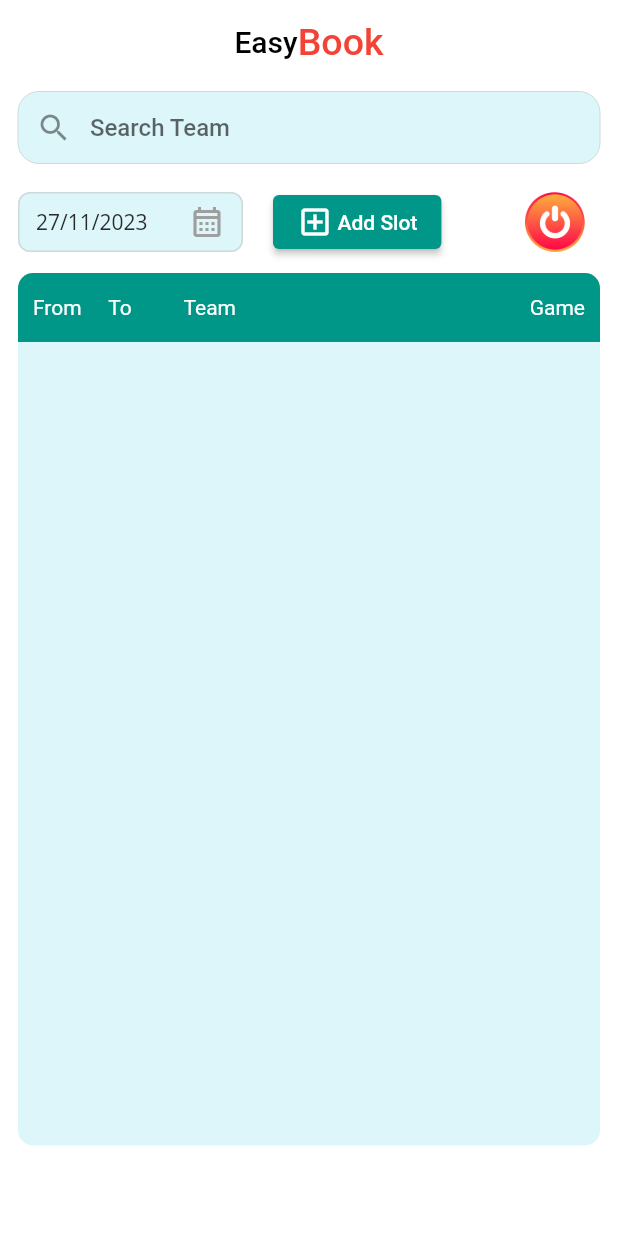
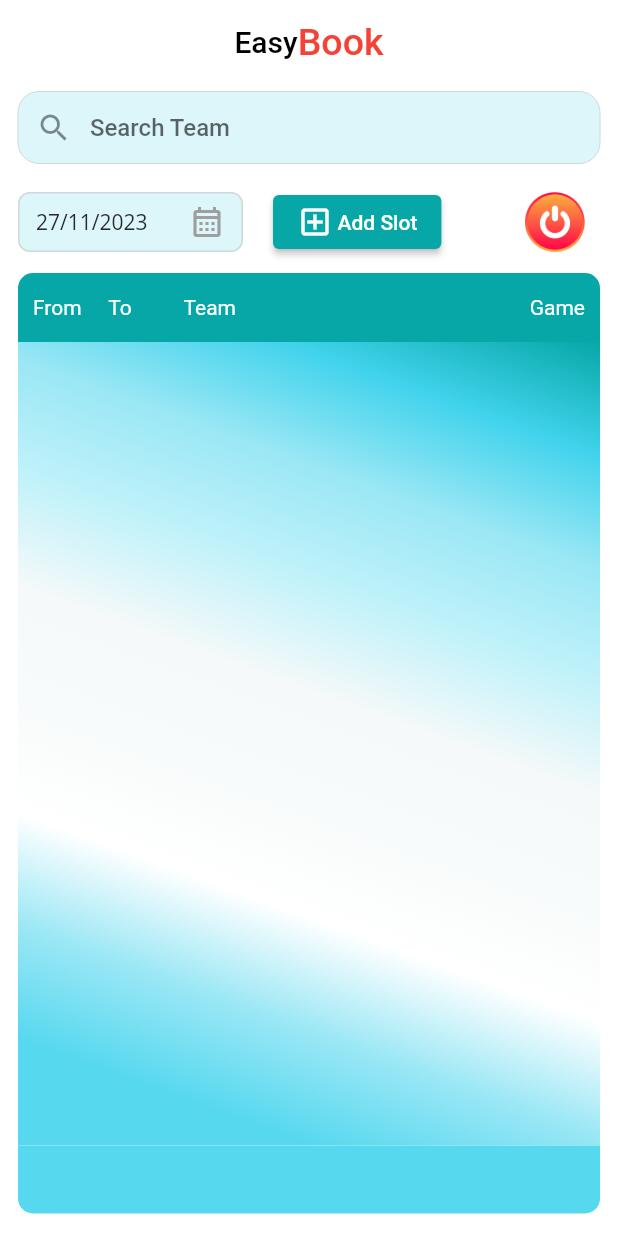
Before and after one commit to Mukesh-MP/easybook, a Flutter app: the HomeScreen screen opened directly, on a phone screen of 412 x 824 dp. Run offline on Flutter 3.47's test engine with Material 2 defaults, Android fonts, the light colour scheme and no system bars; our stand-ins replace cloud_firestore, firebase_core, firebase_database, flutter_slidable, get, google_fonts and 3 more; missing offline and left inert: flutter_phone_direct_caller, flutter_sms, whatsapp; accounts and stored records are empty.

Commit message:
design changes

```diff
--- a/lib/features/home/screens/homescreen.dart
+++ b/lib/features/home/screens/homescreen.dart
@@ -208,8 +208,9 @@ class HomeScreen extends StatelessWidget {
                         ),
                         ElevatedButton(
                             style: const ButtonStyle(
-                                backgroundColor:
-                                    MaterialStatePropertyAll(Colors.teal)),
+                                backgroundColor: MaterialStatePropertyAll(
+                              Color.fromARGB(255, 7, 167, 167),
+                            )),
                             onPressed: () {
                               popupSheet(context);
                             },
@@ -336,7 +337,7 @@ class HomeScreen extends StatelessWidget {
                       padding: const EdgeInsets.only(
                           top: 15, bottom: 15, left: 10, right: 10),
                       decoration: const BoxDecoration(
-                        color: Colors.teal,
+                        color: Color.fromARGB(255, 7, 167, 167),
                         borderRadius: BorderRadius.only(
                             topLeft: Radius.circular(10),
                             topRight: Radius.circular(10)),
@@ -383,15 +384,29 @@ class HomeScreen extends StatelessWidget {
                         ],
                       ),
                     ),
-                    SingleChildScrollView(
-                      child: Container(
+                    Container(
                         padding: const EdgeInsets.only(
                             top: 0, bottom: 0, left: 10, right: 10),
                         decoration: const BoxDecoration(
+                          gradient: LinearGradient(
+                              begin: Alignment.topRight,
+                              end: Alignment.bottomCenter,
+                              colors: [
+                                Color.fromARGB(255, 7, 167, 167),
+                                Color.fromARGB(255, 64, 211, 236),
+                                Color.fromARGB(255, 154, 231, 245),
+                                Color.fromARGB(255, 192, 242, 250),
+                                Color.fromARGB(255, 245, 249, 249),
+                                Color.fromARGB(255, 248, 251, 251),
+                                Colors.white,
+                                Color.fromARGB(255, 154, 231, 245),
+                                Color.fromARGB(255, 86, 216, 239)
+                              ]),
                           borderRadius: BorderRadius.only(
-                                  bottomLeft: Radius.circular(10),
-                                  bottomRight: Radius.circular(10)),
-                              color: Color.fromARGB(255, 220, 246, 250)),
+                              bottomLeft: Radius.circular(00),
+                              bottomRight: Radius.circular(00)),
+                          // color: Color.fromARGB(255, 220, 246, 250)
+                        ),
                         height: MediaQuery.of(context).size.height * .65,
                         child: Obx(
                           () {
@@ -404,9 +419,16 @@ class HomeScreen extends StatelessWidget {
                             }
                           },
                         )),
+                  ],
                 ),
-                  ],
-                )
+                Expanded(
+                    child: Container(
+                  decoration: BoxDecoration(
+                      color: Color.fromARGB(255, 86, 216, 239),
+                      borderRadius: BorderRadius.only(
+                          bottomLeft: Radius.circular(10),
+                          bottomRight: Radius.circular(10))),
+                ))
               ],
             ),
           ),
```
Also changed, not shown: lib/features/splash/screen/splash_screen.dart (+7 -3 lines), lib/features/team/screens/team_screen.dart (+13 -1 lines). Lines whose indentation alone changed are shown as unchanged.
